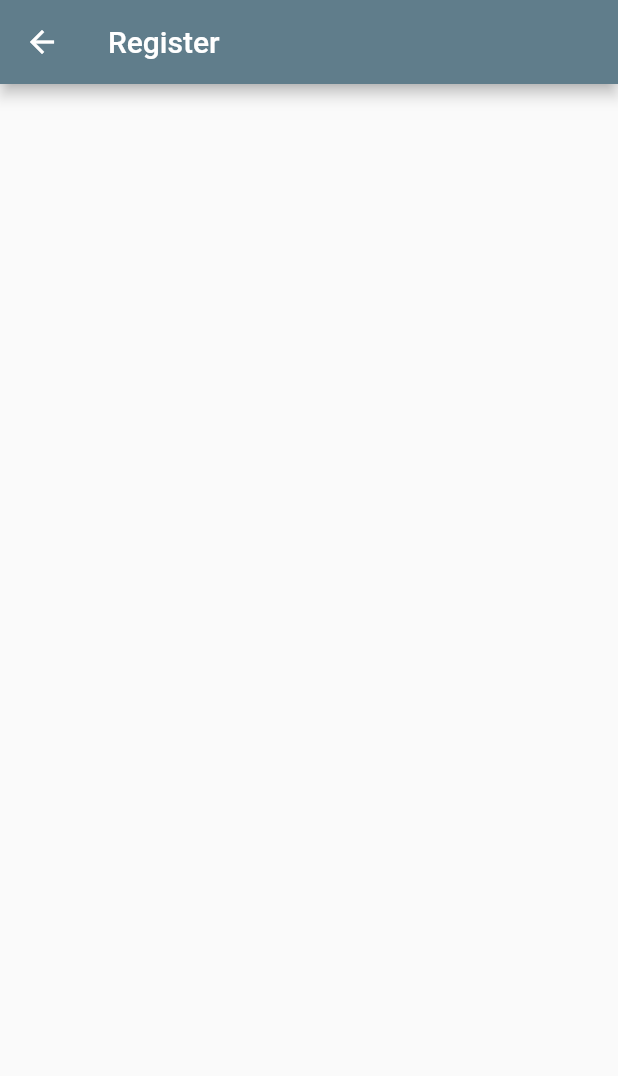
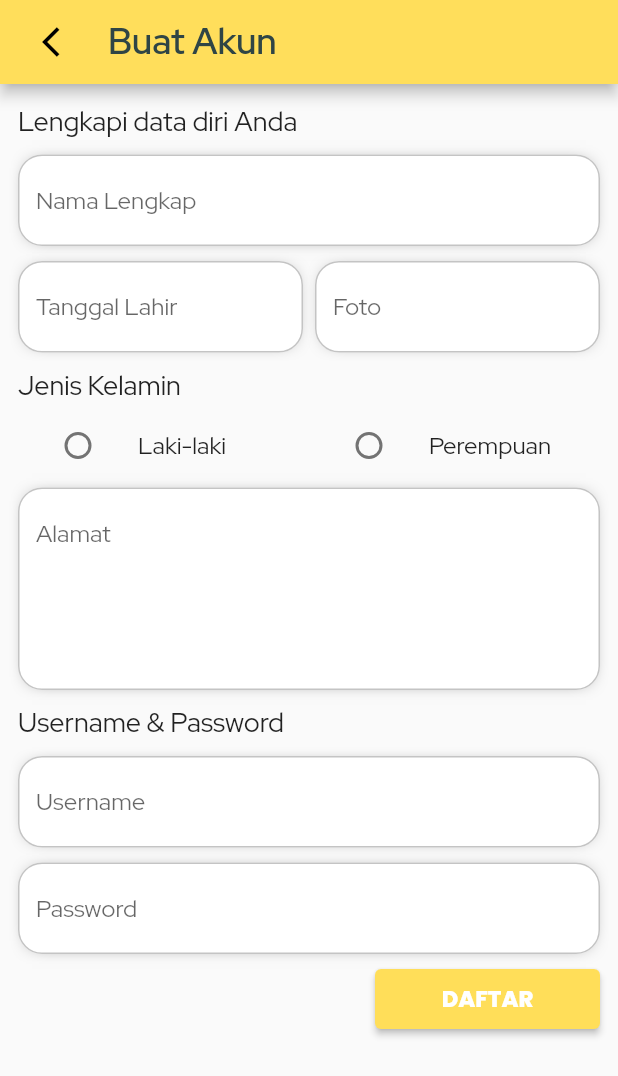
Before and after one commit to hidayatur90/jamur-aja, a Flutter app: the screen it shows after launch, after a tap on "Buat Akun", on a phone screen of 412 x 824 dp. Shown: the top 1076 px of the screen. Run offline on Flutter 3.47's test engine with Material 2 defaults, Android fonts, the phone set to English and light mode, and no system bars; our stand-ins replace firebase_core, hexcolor; accounts and stored records are empty.

Commit message:
register

```diff
--- a/lib/module/login/controller/login_controller.dart
+++ b/lib/module/login/controller/login_controller.dart
@@ -1,5 +1,7 @@
 import 'package:flutter/material.dart';
 import 'package:fhe_template/state_util.dart';
+import '../../../widget/dialog.dart';
+import '../../register/view/register_view.dart';
 import '../view/login_view.dart';
 
 class LoginController extends State<LoginView> implements MvcController {
@@ -23,7 +25,16 @@ class LoginController extends State<LoginView> implements MvcController {
     setState(() => condition = value);
   }
 
+  moveToRegiter() async {
+    await Navigator.push(
+      context,
+      MaterialPageRoute(
+        builder: (context) => const RegisterView(),
+      ),
+    );
+  }
+
   diaogLogin() async {
-    // const HDAlertDialog();
+    await HDShowInfoDialog(context, "Pesan", "Login Berhasil", "OK");
   }
 }
--- a/lib/module/login/view/login_view.dart
+++ b/lib/module/login/view/login_view.dart
@@ -83,7 +83,10 @@ class LoginView extends StatefulWidget {
                           const SizedBox(
                             height: 10.0,
                           ),
-                          const HDTextFieldForm(hintText: 'Password'),
+                          const HDTextFieldForm(
+                            hintText: 'Password',
+                            obscureText: true,
+                          ),
                           const SizedBox(
                             width: 10.0,
                           ),
@@ -165,11 +168,7 @@ class LoginView extends StatefulWidget {
                     ),
                     InkWell(
                       onTap: () {
-                        Navigator.push(
-                          context,
-                          MaterialPageRoute(
-                              builder: (context) => const RegisterView()),
-                        );
+                        controller.moveToRegiter();
                       },
                       child: Text(
                         "Buat Akun",
--- a/lib/module/register/controller/register_controller.dart
+++ b/lib/module/register/controller/register_controller.dart
@@ -4,8 +4,8 @@ import '../view/register_view.dart';
 
 class RegisterController extends State<RegisterView> implements MvcController {
   static late RegisterController instance;
+  late int joko = 0;
   late RegisterView view;
-
   @override
   void initState() {
     instance = this;
@@ -17,4 +17,9 @@ class RegisterController extends State<RegisterView> implements MvcController {
 
   @override
   Widget build(BuildContext context) => widget.build(context, this);
+
+  bool condition = false;
+  setValue(value) {
+    setState(() => joko = (value as int?)!);
+  }
 }
--- a/lib/module/register/view/register_view.dart
+++ b/lib/module/register/view/register_view.dart
@@ -1,5 +1,9 @@
+import 'package:fhe_template/widget/form_username.dart';
+import 'package:fhe_template/widget/textPoppins.dart';
 import 'package:flutter/material.dart';
 import 'package:fhe_template/core.dart';
+import 'package:hexcolor/hexcolor.dart';
+import '../../../widget/textRedHatDisplay.dart';
 import '../controller/register_controller.dart';
 
 class RegisterView extends StatefulWidget {
@@ -10,15 +14,122 @@ class RegisterView extends StatefulWidget {
 
     return Scaffold(
       appBar: AppBar(
-        title: const Text("Register"),
+        leading: IconButton(
+          icon: const Padding(
+            padding: EdgeInsets.only(left: 20.0),
+            child: Icon(
+              Icons.arrow_back_ios,
+              color: Colors.black,
+            ),
+          ),
+          onPressed: () => Navigator.of(context).pop(),
+        ),
+        backgroundColor: HexColor('#FFDE5B'),
+        title: Text(
+          "Buat Akun",
+          style: TextStyle(
+            fontSize: 24,
+            fontFamily: 'Red Hat Display',
+            color: HexColor('#2F4545'),
+          ),
+        ),
         actions: const [],
       ),
-      body: SingleChildScrollView(
-        child: Container(
-          padding: const EdgeInsets.all(10.0),
-          child: Column(
-            children: const [],
-          ),
+      body: Padding(
+        padding: const EdgeInsets.all(12.0),
+        child: Column(
+          crossAxisAlignment: CrossAxisAlignment.start,
+          children: [
+            const SizedBox(
+              height: 1.0,
+            ),
+            const HDRedHatDisplay(
+                text: 'Lengkapi data diri Anda', fontSize: 18),
+            const SizedBox(
+              height: 10.0,
+            ),
+            const HDTextFieldForm(hintText: 'Nama Lengkap'),
+            const SizedBox(
+              height: 10.0,
+            ),
+            Row(
+              children: const [
+                Expanded(child: HDTextFieldForm(hintText: 'Tanggal Lahir')),
+                SizedBox(
+                  width: 8.0,
+                ),
+                Expanded(child: HDTextFieldForm(hintText: 'Foto')),
+              ],
+            ),
+            const SizedBox(
+              height: 10.0,
+            ),
+            const HDRedHatDisplay(text: 'Jenis Kelamin', fontSize: 18),
+            Row(
+              children: [
+                Expanded(
+                  child: ListTile(
+                    title:
+                        const HDRedHatDisplay(text: 'Laki-laki', fontSize: 16),
+                    leading: Radio(
+                      value: 1,
+                      groupValue: controller.joko,
+                      onChanged: (value) => controller.setValue(value),
+                    ),
+                  ),
+                ),
+                Expanded(
+                  child: ListTile(
+                    title:
+                        const HDRedHatDisplay(text: 'Perempuan', fontSize: 16),
+                    leading: Radio(
+                      value: 2,
+                      groupValue: controller.joko,
+                      onChanged: (value) => controller.setValue(value),
+                    ),
+                  ),
+                ),
+              ],
+            ),
+            const HDTextFieldForm(
+              hintText: 'Alamat',
+              maxLines: 5,
+            ),
+            const SizedBox(
+              height: 10.0,
+            ),
+            const HDRedHatDisplay(text: 'Username & Password', fontSize: 18),
+            const SizedBox(
+              height: 10.0,
+            ),
+            const HDTextFieldForm(hintText: 'Username'),
+            const SizedBox(
+              height: 10.0,
+            ),
+            const HDTextFieldForm(
+              hintText: 'Password',
+              obscureText: true,
+            ),
+            const SizedBox(
+              height: 10.0,
+            ),
+            Row(
+              mainAxisAlignment: MainAxisAlignment.end,
+              children: [
+                SizedBox(
+                  width: 150,
+                  height: 40,
+                  child: ElevatedButton(
+                    style: ElevatedButton.styleFrom(
+                      backgroundColor: HexColor('#FFDE59'),
+                    ),
+                    onPressed: () {},
+                    child: const HDPoppins(text: 'DAFTAR', fontSize: 15),
+                  ),
+                ),
+              ],
+            ),
+          ],
         ),
       ),
     );
--- a/lib/widget/form_username.dart
+++ b/lib/widget/form_username.dart
@@ -3,9 +3,13 @@ import 'package:hexcolor/hexcolor.dart';
 
 class HDTextFieldForm extends StatefulWidget {
   final String hintText;
+  final bool? obscureText;
+  final int? maxLines;
   const HDTextFieldForm({
     Key? key,
     required this.hintText,
+    this.maxLines,
+    this.obscureText,
   }) : super(key: key);
 
   @override
@@ -16,7 +20,7 @@ class _HDTextFieldFormState extends State<HDTextFieldForm> {
   @override
   Widget build(BuildContext context) {
     return Container(
-      height: 40,
+      // height: 40,
       decoration: BoxDecoration(boxShadow: [
         BoxShadow(
           blurRadius: 10,
@@ -26,6 +30,8 @@ class _HDTextFieldFormState extends State<HDTextFieldForm> {
         )
       ]),
       child: TextFormField(
+        maxLines: widget.maxLines ?? 1,
+        obscureText: widget.obscureText ?? false,
         decoration: InputDecoration(
           fillColor: Colors.white,
           filled: true,
--- /dev/null
+++ b/lib/widget/textPoppins.dart
@@ -0,0 +1,22 @@
+import 'package:flutter/cupertino.dart';
+
+class HDPoppins extends StatelessWidget {
+  final String text;
+  final double fontSize;
+  const HDPoppins({
+    Key? key,
+    required this.text,
+    required this.fontSize,
+  }) : super(key: key);
+
+  @override
+  Widget build(BuildContext context) {
+    return Text(
+      text,
+      style: TextStyle(
+        fontSize: fontSize,
+        fontFamily: 'Poppins',
+      ),
+    );
+  }
+}
--- /dev/null
+++ b/lib/widget/textRedHatDisplay.dart
@@ -0,0 +1,22 @@
+import 'package:flutter/cupertino.dart';
+
+class HDRedHatDisplay extends StatelessWidget {
+  final String text;
+  final double fontSize;
+  const HDRedHatDisplay({
+    Key? key,
+    required this.text,
+    required this.fontSize,
+  }) : super(key: key);
+
+  @override
+  Widget build(BuildContext context) {
+    return Text(
+      text,
+      style: TextStyle(
+        fontSize: fontSize,
+        fontFamily: 'Red Hat Display',
+      ),
+    );
+  }
+}
```
Also changed, not shown: lib/widget/dialog.dart (+63 -52 lines).
